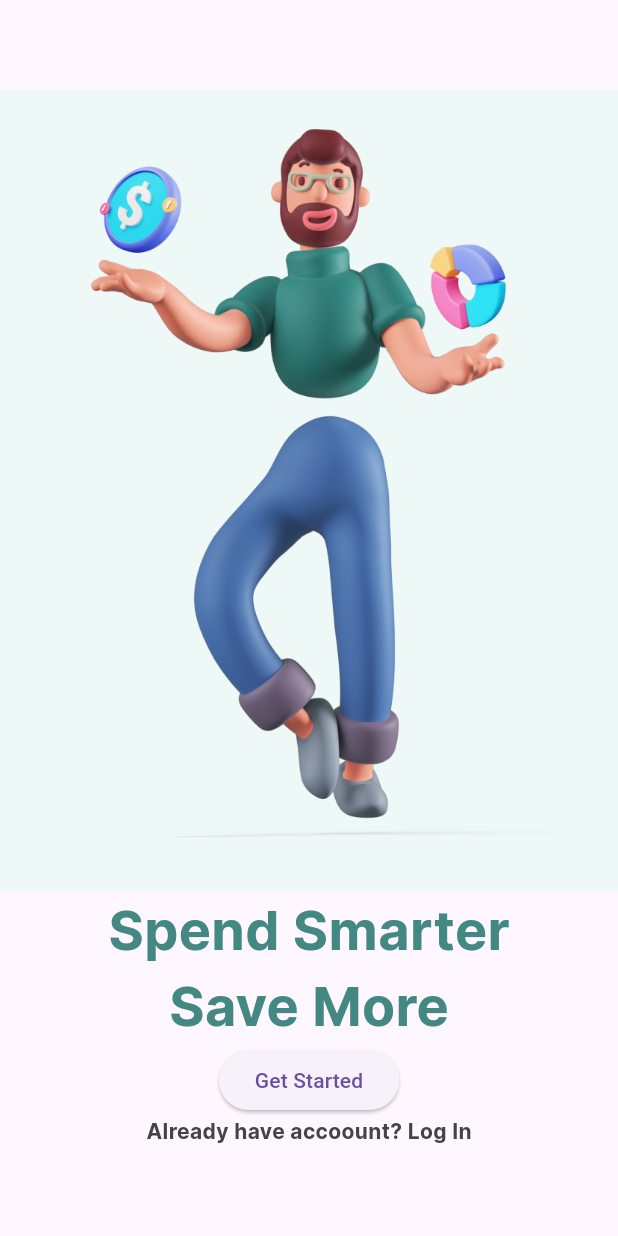
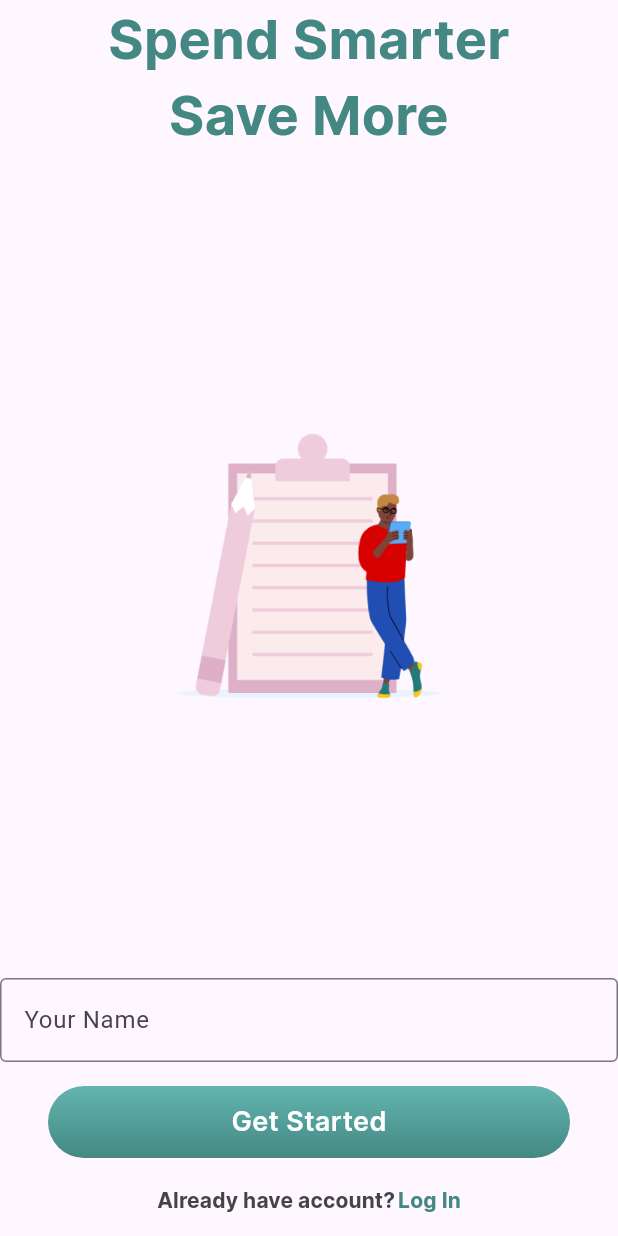
Before and after one commit to DanielMarcosPires/MonoFinancy, a Flutter app: the screen it shows after launch, on a phone screen of 412 x 824 dp. Run offline on Flutter 3.47's test engine with Material 3 defaults, Android fonts, the phone set to English and light mode, and no system bars.

Commit message:
Estilizando os inputs e o formulário de Sign_Up

```diff
--- a/lib/App.dart
+++ b/lib/App.dart
@@ -1,5 +1,6 @@
 import 'package:flutter/material.dart';
 import 'package:mono_financeiro/features/onboarding/onboarding_page.dart';
+import 'package:mono_financeiro/features/sign_up/sign_up_page.dart';
 import 'package:mono_financeiro/features/splash/splash_page.dart';
 
 class App extends StatelessWidget {
@@ -8,7 +9,7 @@ class App extends StatelessWidget {
   @override
   Widget build(BuildContext context) {
     return MaterialApp(
-      home: OnboardingPage()
+      home: SignUpPage()
     );
   }
 }
--- /dev/null
+++ b/lib/Widget/CustomButton/CustomButton.dart
@@ -0,0 +1,41 @@
+import 'package:flutter/material.dart';
+import 'package:mono_financeiro/common/constants/app_colors.dart';
+import 'package:mono_financeiro/common/constants/app_text_styles.dart';
+
+class CustomButton extends StatelessWidget {
+  final String text;
+  final VoidCallback? onPressed;
+
+  CustomButton({super.key, required this.text, this.onPressed});
+
+  final BorderRadius _borderRadius = BorderRadius.all(Radius.circular(24.0));
+
+  @override
+  Widget build(BuildContext context) {
+    return Material(
+      child: Ink(
+        height: 48.0,
+        decoration: BoxDecoration(
+          borderRadius: _borderRadius,
+          gradient: LinearGradient(
+              begin: Alignment.topCenter,
+              end: Alignment.bottomCenter,
+              colors: onPressed != null
+                  ? AppColors.gradient
+                  : AppColors.lightGradient),
+        ),
+        child: InkWell(
+          borderRadius: _borderRadius,
+          onTap: onPressed,
+          child: Align(
+            child: Text(
+              text,
+              style:
+                  AppTextStyles.mediumText18.copyWith(color: AppColors.white),
+            ),
+          ),
+        ),
+      ),
+    );
+  }
+}
--- /dev/null
+++ b/lib/Widget/CustomTextButton/CustomTextButton.dart
@@ -0,0 +1,34 @@
+import 'dart:developer';
+
+import 'package:flutter/material.dart';
+import 'package:mono_financeiro/common/constants/app_colors.dart';
+
+import '../../common/constants/app_text_styles.dart';
+
+class MultiTextButton extends StatelessWidget {
+  final List<Text> children;
+  final VoidCallback? onPressed;
+
+  const MultiTextButton(
+      {
+        super.key,
+        required this.children,
+        this.onPressed,
+      }
+  );
+
+  @override
+  Widget build(BuildContext context) {
+
+    return TextButton(
+      onPressed: onPressed,
+      style: TextButton.styleFrom(shape: RoundedRectangleBorder(borderRadius: BorderRadius.circular(0))),
+      child: Row(
+        mainAxisAlignment: MainAxisAlignment.center,
+        mainAxisSize: MainAxisSize.max,
+        spacing: 2,
+        children: children,
+      ),
+    );
+  }
+}
--- a/lib/common/constants/app_colors.dart
+++ b/lib/common/constants/app_colors.dart
@@ -3,10 +3,12 @@ import 'dart:ui';
 class AppColors {
   AppColors._();
 
-  static const Color primary = Color(0xff63b5af);
-  static const Color secondary = Color(0xff438883);
+  static const Color greenlightOne = Color(0xff63b5af);
+  static const Color greenlightTwo = Color(0xff438883);
 
-  static const List<Color> gradient = [primary, secondary];
+  static const List<Color> gradient = [greenlightOne, greenlightTwo];
+  static const List<Color> lightGradient = [Color(0xffb5b5b5),Color(0xff7f7f7f)];
+
   static const Color white = Color(0xffffffff);
 
   static const Color iceWhite = Color(0xffeef8f7);
--- a/lib/common/constants/app_text_styles.dart
+++ b/lib/common/constants/app_text_styles.dart
@@ -14,6 +14,11 @@ class AppTextStyles {
       fontSize: 36.0,
       fontWeight: FontWeight.w700
   );
+  static const TextStyle mediumText18 = TextStyle(
+      fontFamily: "Inter",
+      fontSize: 18.0,
+      fontWeight: FontWeight.w600
+  );
   static const TextStyle smallText = TextStyle(
       fontFamily: "Inter",
       fontSize: 14.0,
--- a/lib/features/onboarding/onboarding_page.dart
+++ b/lib/features/onboarding/onboarding_page.dart
@@ -1,6 +1,10 @@
+
 import 'package:flutter/material.dart';
+import 'package:mono_financeiro/Widget/CustomButton/CustomButton.dart';
 import 'package:mono_financeiro/common/constants/app_colors.dart';
 import 'package:mono_financeiro/common/constants/app_text_styles.dart';
+
+import '../../Widget/CustomTextButton/CustomTextButton.dart';
 
 class OnboardingPage extends StatelessWidget {
   const OnboardingPage({super.key});
@@ -8,29 +12,60 @@ class OnboardingPage extends StatelessWidget {
   @override
   Widget build(BuildContext context) {
     return Scaffold(
+      backgroundColor: AppColors.iceWhite,
       body: Align(
         child: Column(
           children: [
             SizedBox(height: 60.0),
             Expanded(
               flex: 2,
-              child: Container(
-                color: AppColors.iceWhite,
+              child: SizedBox(
                 height: 150.0,
                 child: Image.asset("assets/images/man.png"),
               ),
             ),
-            Text("Spend Smarter",
-                style: AppTextStyles.mediumText.copyWith(color: AppColors.secondary)),
-            Text("Save More",
-                style: AppTextStyles.mediumText.copyWith(color: AppColors.secondary)),
-            ElevatedButton(onPressed: (){}, child: Text("Get Started")),
-            Text("Already have accoount? Log In",
-                style: AppTextStyles.smallText.copyWith(color: AppColors.grey)),
-           SizedBox(height: 60.0,)
+            Container(
+              color: AppColors.white,
+              child: Padding(
+                padding:
+                    const EdgeInsets.symmetric(horizontal: 16, vertical: 20),
+                child: Column(
+                  children: [
+                    Text("Spend Smarter",
+                        style: AppTextStyles.mediumText
+                            .copyWith(color: AppColors.greenlightTwo)),
+                    Text("Save More",
+                        style: AppTextStyles.mediumText
+                            .copyWith(color: AppColors.greenlightTwo)),
+                    Padding(
+                      padding: const EdgeInsets.all(16.0),
+                      child:
+                          CustomButton(text: "Get Started", onPressed: () {}),
+                    ),
+                    MultiTextButton(children: [
+                      Text(
+                          "Already have an account?",
+                          style: AppTextStyles.smallText.copyWith(
+                              color: AppColors.grey
+                          )
+                      ),
+                      Text(
+                          "Sign In",
+                          style: AppTextStyles.smallText.copyWith(
+                              color: AppColors.greenlightTwo
+                          )
+                      ),
+                    ], onPressed: (){},),
+                    SizedBox(height: 5.0)
+                  ],
+                ),
+              ),
+            )
           ],
         ),
       ),
     );
   }
+
+
 }
--- /dev/null
+++ b/lib/features/sign_up/sign_up_page.dart
@@ -0,0 +1,67 @@
+import 'package:flutter/material.dart';
+import 'package:mono_financeiro/Widget/CustomButton/CustomButton.dart';
+import 'package:mono_financeiro/Widget/CustomTextButton/CustomTextButton.dart';
+
+import 'package:mono_financeiro/common/constants/app_colors.dart';
+import 'package:mono_financeiro/common/constants/app_text_styles.dart';
+
+class SignUpPage extends StatelessWidget {
+  const SignUpPage({super.key});
+
+  @override
+  Widget build(BuildContext context) {
+    return Scaffold(
+      body: Column(children: [
+              Text(
+      "Spend Smarter",
+      textAlign: TextAlign.center,
+      style:
+          AppTextStyles.mediumText.copyWith(color: AppColors.greenlightTwo),
+              ),
+              Text(
+      "Save More",
+      textAlign: TextAlign.center,
+      style:
+          AppTextStyles.mediumText.copyWith(color: AppColors.greenlightTwo),
+              ),
+              Expanded(child: Image.asset("assets/images/sign_up_image.png")),
+              Form(
+                child: Column(
+                  children: [
+                    TextFormField(
+                      decoration: InputDecoration(
+                        focusedBorder: OutlineInputBorder(
+                          borderSide: BorderSide(color: AppColors.greenlightTwo),
+                        ),
+                        border: OutlineInputBorder(
+                          borderSide: BorderSide(color: AppColors.greenlightTwo),
+                        ),
+                        labelText: "Your Name",
+                      ),
+                    )
+                  ],
+                ),
+              ),
+              Padding(
+      padding: EdgeInsets.only(
+        left: 32.0,
+        right: 32.0,
+        top: 16.0,
+        bottom: 4.0,
+      ),
+      child: CustomButton(
+        text: "Get Started",
+        onPressed: () {},
+      ),
+              ),
+              MultiTextButton(children: [
+      Text("Already have account?",
+          style: AppTextStyles.smallText.copyWith(color: AppColors.grey)),
+      Text("Log In",
+          style: AppTextStyles.smallText
+              .copyWith(color: AppColors.greenlightTwo)),
+              ])
+            ]),
+    );
+  }
+}
```
Also changed, not shown: pubspec.yaml (+7 -0 lines), assets/images/sign_up_image.png (added).
